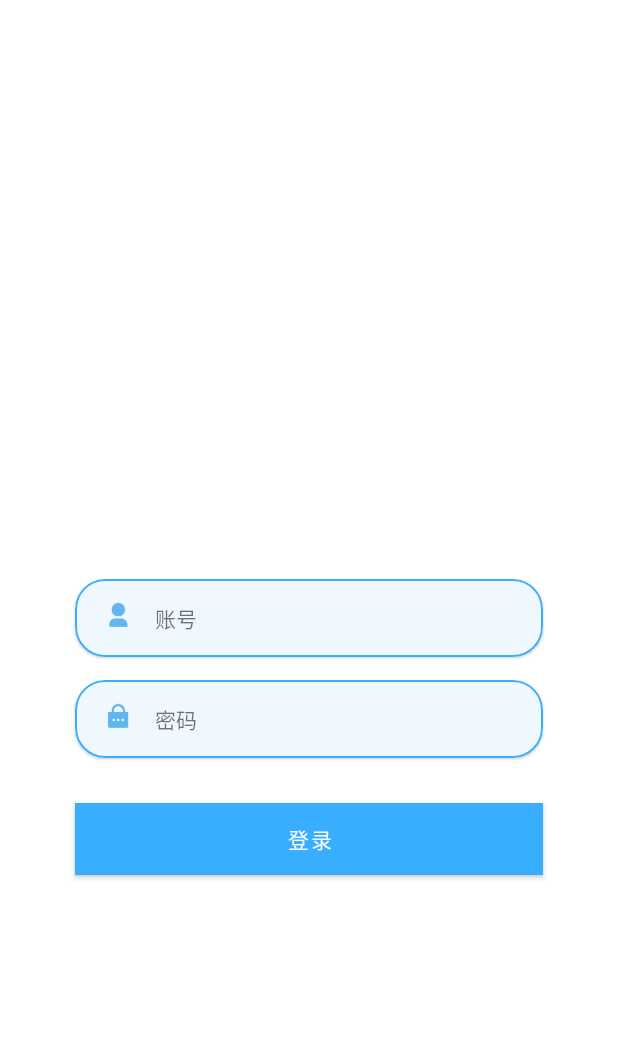
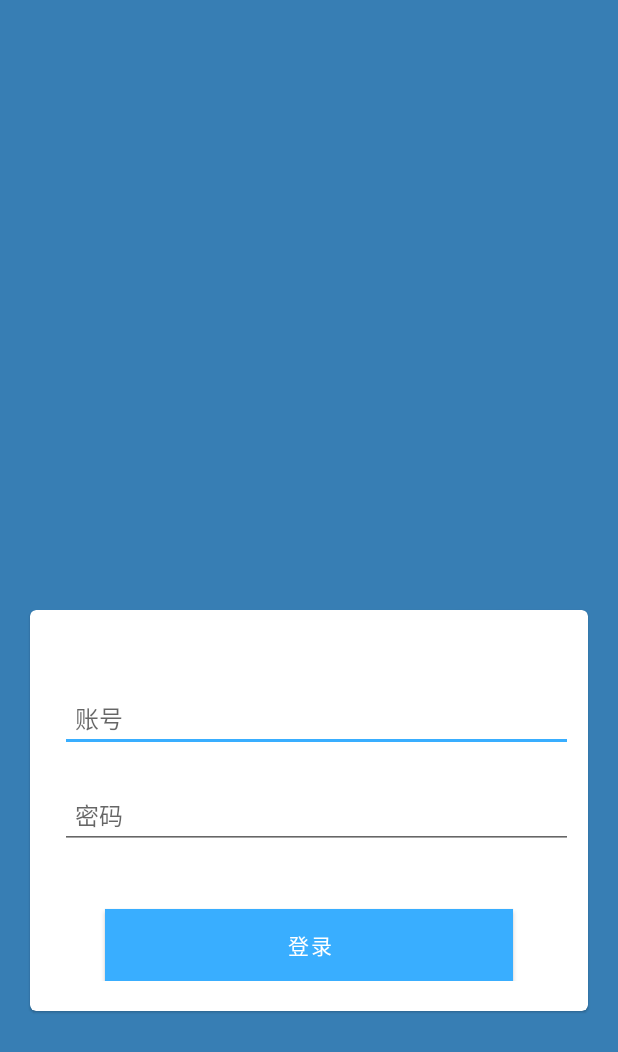
Before and after one commit to rachel-lly/CarSaleSystem, an Android app: the layout activity_login.xml on its own in the app's theme, with its tools: preview values and no code run, on a phone screen of 412 x 824 dp. Shown: the top 1052 px of the screen. Run offline under Robolectric (Android 15) with nearby library versions, the phone set to English and light mode, and no system bars.

Commit message:
LoginLayout + navigationView

```diff
--- a/app/build.gradle
+++ b/app/build.gradle
@@ -39,4 +39,5 @@ dependencies {
     testImplementation 'junit:junit:4.+'
     androidTestImplementation 'androidx.test.ext:junit:1.1.2'
     androidTestImplementation 'androidx.test.espresso:espresso-core:3.3.0'
+
 }
--- a/app/src/main/AndroidManifest.xml
+++ b/app/src/main/AndroidManifest.xml
@@ -8,8 +8,8 @@
         android:label="@string/app_name"
         android:roundIcon="@mipmap/ic_launcher_round"
         android:supportsRtl="true"
-        android:theme="@style/Theme.CarSaleSystem">
-        <activity android:name=".LoginActivity"></activity>
+        android:theme="@style/AppTheme">
+        <activity android:name=".LoginActivity" />
         <activity android:name=".MainActivity">
             <intent-filter>
                 <action android:name="android.intent.action.MAIN" />
--- /dev/null
+++ b/app/src/main/res/color/bottom_navigation_view_color.xml
@@ -0,0 +1,5 @@
+<?xml version="1.0" encoding="utf-8"?>
+<selector xmlns:android="http://schemas.android.com/apk/res/android">
+    <item android:color="@color/colorPrimary" android:state_checked="true"/>
+    <item android:color="#666666"/>
+</selector>
--- a/app/src/main/res/layout/activity_login.xml
+++ b/app/src/main/res/layout/activity_login.xml
@@ -6,94 +6,92 @@
     android:layout_width="match_parent"
     android:layout_height="match_parent"
     tools:context=".LoginActivity"
+    android:background="#377eb4"
     >
 
+
     <com.google.android.material.card.MaterialCardView
+        android:layout_width="match_parent"
+        android:layout_height="wrap_content"
+        android:layout_alignParentBottom="true"
+        android:layout_marginBottom="150dp"
+        android:layout_marginStart="20dp"
+        android:layout_marginEnd="20dp"
+        >
+
+        <RelativeLayout
+            android:layout_width="wrap_content"
+            android:layout_height="wrap_content"
+            android:orientation="vertical"
+            android:layout_marginTop="40dp"
+            android:layout_marginBottom="20dp"
+            >
+
+            <RelativeLayout
                 android:id="@+id/userid_card"
                 android:layout_width="match_parent"
                 android:layout_height="wrap_content"
-        android:layout_centerVertical="true"
-        android:layout_marginStart="50dp"
-        android:layout_marginEnd="50dp"
-        app:cardCornerRadius="20dp"
-        app:strokeColor="#39aeff"
-        app:strokeWidth="1dp"
-        android:backgroundTint="#eff7ff"
-        >
-        <LinearLayout
-            android:layout_width="wrap_content"
-            android:layout_height="wrap_content"
                 android:orientation="horizontal"
-            android:paddingTop="15dp"
-            android:paddingBottom="15dp"
+                android:paddingTop="10dp"
+                android:paddingBottom="10dp"
                 android:paddingStart="20dp"
                 android:paddingEnd="10dp"
                 >
-            <ImageView
-                android:layout_width="wrap_content"
+
+                <EditText
+                    android:layout_width="match_parent"
                     android:layout_height="wrap_content"
-                android:src="@mipmap/userid"
+                    android:hint="账号"
+                    android:paddingStart="10dp"
+                    android:textSize="16sp"
+
                     />
+            </RelativeLayout>
 
-            <TextView
-                android:layout_width="wrap_content"
-                android:layout_height="wrap_content"
-                android:text="账号"
-                android:layout_marginStart="15dp"
-                />
-        </LinearLayout>
-    </com.google.android.material.card.MaterialCardView>
 
-    <com.google.android.material.card.MaterialCardView
+
+            <RelativeLayout
                 android:id="@+id/password_card"
                 android:layout_below="@+id/userid_card"
                 android:layout_width="match_parent"
                 android:layout_height="wrap_content"
-        android:layout_centerVertical="true"
-        android:layout_marginTop="15dp"
-        android:layout_marginStart="50dp"
-        android:layout_marginEnd="50dp"
-        app:cardCornerRadius="20dp"
-        app:strokeColor="#39aeff"
-        app:strokeWidth="1dp"
-        android:backgroundTint="#eff7ff"
-        >
-        <LinearLayout
-            android:layout_width="wrap_content"
-            android:layout_height="wrap_content"
                 android:orientation="horizontal"
-            android:paddingTop="15dp"
-            android:paddingBottom="15dp"
+                android:paddingTop="10dp"
+                android:paddingBottom="10dp"
                 android:paddingStart="20dp"
                 android:paddingEnd="10dp"
                 >
-            <ImageView
-                android:layout_width="wrap_content"
+
+
+                <EditText
+                    android:layout_width="match_parent"
                     android:layout_height="wrap_content"
-                android:src="@mipmap/password"
+                    android:hint="密码"
+                    android:paddingStart="10dp"
+                    android:textSize="16sp"
                     />
+            </RelativeLayout>
 
-            <TextView
-                android:layout_width="wrap_content"
-                android:layout_height="wrap_content"
-                android:text="密码"
-                android:layout_marginStart="15dp"
-                />
-        </LinearLayout>
-    </com.google.android.material.card.MaterialCardView>
 
             <Button
                 android:layout_width="match_parent"
                 android:layout_height="wrap_content"
                 android:text="登录"
                 android:textColor="#fff"
-        android:background="@color/colorPrimary"
+                android:background="#77afd7"
                 android:layout_below="@+id/password_card"
                 android:layout_centerHorizontal="true"
                 android:layout_marginTop="30dp"
                 android:layout_marginStart="50dp"
                 android:layout_marginEnd="50dp"
-
                 />
 
+
         </RelativeLayout>
+
+
+    </com.google.android.material.card.MaterialCardView>
+
+
+
+</RelativeLayout>
--- a/app/src/main/res/values/colors.xml
+++ b/app/src/main/res/values/colors.xml
@@ -2,8 +2,8 @@
 <resources>
 
     <color name="colorPrimary">#39aeff</color>
-    <color name="colorPrimaryVariant">#39aeff</color>
-    <color name="colorOnPrimary">#39aeff</color>
+    <color name="colorPrimaryDark">#39aeff</color>
+    <color name="colorAccent">#39aeff</color>
 
 
     <color name="purple_200">#FFBB86FC</color>
--- a/app/src/main/res/values/themes.xml
+++ b/app/src/main/res/values/themes.xml
@@ -1,16 +1,39 @@
 <resources xmlns:tools="http://schemas.android.com/tools">
     <!-- Base application theme. -->
-    <style name="Theme.CarSaleSystem" parent="Theme.MaterialComponents.DayNight.DarkActionBar">
-        <!-- Primary brand color. -->
-        <item name="colorPrimary">#39aeff</item>
-        <item name="colorPrimaryVariant">#39aeff</item>
-        <item name="colorOnPrimary">#39aeff</item>
-        <!-- Secondary brand color. -->
-        <item name="colorSecondary">@color/teal_200</item>
-        <item name="colorSecondaryVariant">@color/teal_700</item>
-        <item name="colorOnSecondary">@color/black</item>
-        <!-- Status bar color. -->
-        <item name="android:statusBarColor" tools:targetApi="l">?attr/colorPrimaryVariant</item>
+<!--    <style name="Theme.CarSaleSystem" parent="Theme.MaterialComponents.DayNight.NoActionBar">-->
+<!--        &lt;!&ndash; Primary brand color. &ndash;&gt;-->
+<!--        <item name="colorPrimary">#39aeff</item>-->
+<!--        <item name="colorPrimaryVariant">#39aeff</item>-->
+<!--        <item name="colorOnPrimary">#39aeff</item>-->
+<!--        &lt;!&ndash; Secondary brand color. &ndash;&gt;-->
+<!--        <item name="colorSecondary">@color/teal_200</item>-->
+<!--        <item name="colorSecondaryVariant">@color/teal_700</item>-->
+<!--        <item name="colorOnSecondary">@color/black</item>-->
+<!--        &lt;!&ndash; Status bar color. &ndash;&gt;-->
+<!--        <item name="android:statusBarColor" tools:targetApi="l">?attr/colorPrimaryVariant</item>-->
+<!--        &lt;!&ndash; Customize your theme here. &ndash;&gt;-->
+<!--    </style>-->
+
+    <style name="AppTheme" parent="Theme.MaterialComponents.DayNight.NoActionBar">
         <!-- Customize your theme here. -->
+        <item name="colorPrimary">@color/colorPrimary</item>
+        <item name="colorPrimaryDark">@color/colorPrimaryDark</item>
+        <item name="colorAccent">@color/colorAccent</item>
+        <item name="actionOverflowMenuStyle">@style/OverflowMenuStyle</item>
+        <item name="android:windowActivityTransitions">true</item>
+
     </style>
+
+    <!--设置menu弹出位置在Toolbar下方-->
+    <style name="OverflowMenuStyle" parent="Widget.AppCompat.Light.PopupMenu.Overflow">
+        <item name="overlapAnchor">false</item>
+        <item name="android:dropDownWidth">wrap_content</item>
+        <item name="android:paddingEnd">5dp</item>
+        <item name="android:dropDownVerticalOffset">5dp</item>
+        <item name="android:dropDownHorizontalOffset">0dp</item>
+        <item name="android:popupBackground">@color/white</item>
+        <item name="android:textColor">@color/black</item>
+    </style>
+
+
 </resources>
```
Also changed, not shown: app/src/main/res/layout/activity_main.xml (+47 -9 lines), app/src/main/res/menu/home_navigation_view_menu.xml (added, +24 -0 lines), app/src/main/res/drawable/bg.webp (added), app/src/main/res/mipmap-xxxhdpi/car.png (added), app/src/main/res/mipmap-xxxhdpi/customer.png (added), app/src/main/res/mipmap-xxxhdpi/mine.png (added). Lines whose indentation alone changed are shown as unchanged.
